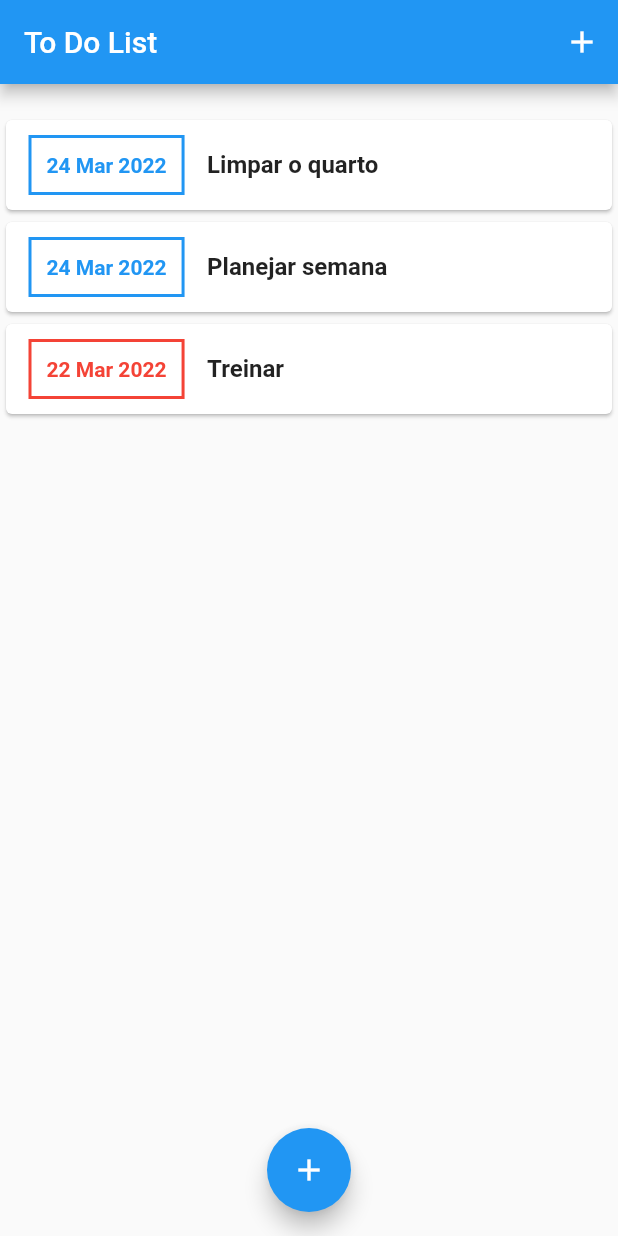
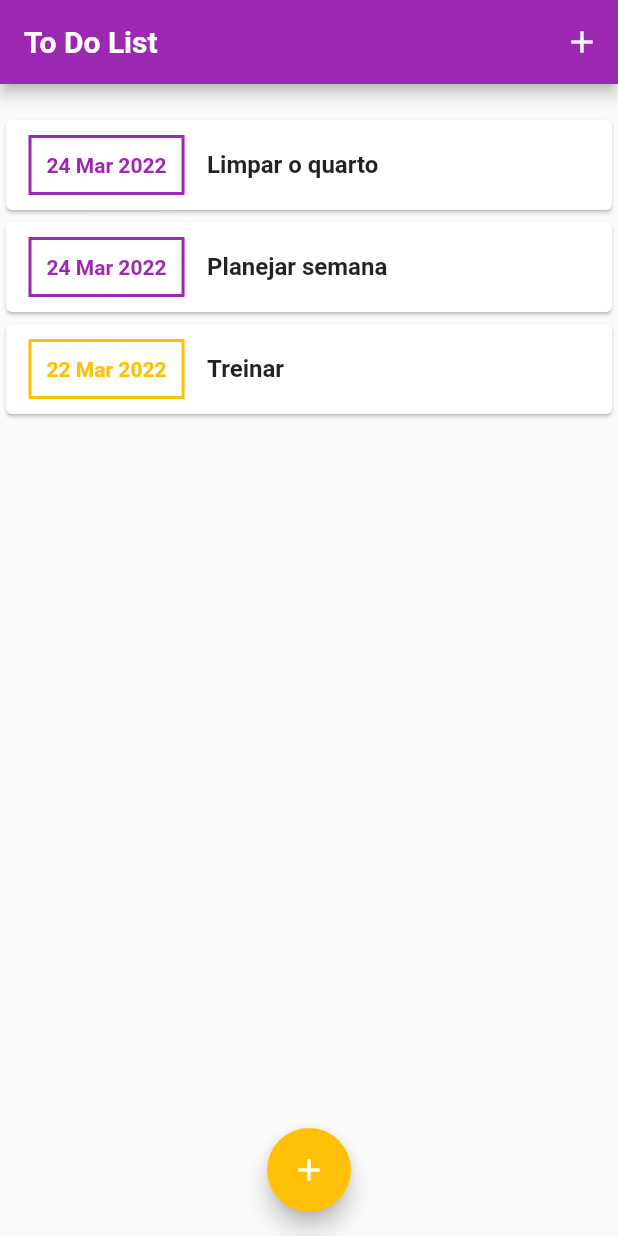
Before and after one commit to jeanmmlima/flutter-guide, a Flutter app: the screen it shows after launch, on a phone screen of 412 x 824 dp. Run offline on Flutter 3.47's test engine with Material 2 defaults, Android fonts, the phone set to English and light mode, and no system bars; Roboto replaces fonts that are missing (Helvetica).

Commit message:
personalização ok

```diff
--- a/f4_todolist/lib/components/task_list.dart
+++ b/f4_todolist/lib/components/task_list.dart
@@ -49,8 +49,8 @@ class TaskList extends StatelessWidget {
                             border: Border.all(
                               width: 2,
                               color: task.date.day >= DateTime.now().day
-                                  ? Colors.blue
-                                  : Colors.red,
+                                  ? Theme.of(context).colorScheme.primary
+                                  : Theme.of(context).colorScheme.secondary,
                             ),
                           ),
                           child: Text(DateFormat('d MMM y').format(task.date),
@@ -58,12 +58,15 @@ class TaskList extends StatelessWidget {
                                   ? TextStyle(
                                       fontSize: 14,
                                       fontWeight: FontWeight.bold,
-                                      color: Colors.blue,
+                                      color:
+                                          Theme.of(context).colorScheme.primary,
                                     )
                                   : TextStyle(
                                       fontSize: 14,
                                       fontWeight: FontWeight.bold,
-                                      color: Colors.red,
+                                      color: Theme.of(context)
+                                          .colorScheme
+                                          .secondary,
                                     )),
                         ),
                         Text(task.title,
--- a/f4_todolist/lib/main.dart
+++ b/f4_todolist/lib/main.dart
@@ -15,7 +15,20 @@ main() {
 class ToDoListApp extends StatelessWidget {
   @override
   Widget build(BuildContext context) {
-    return MaterialApp(home: MyHomePage());
+    final ThemeData tema = ThemeData();
+    return MaterialApp(
+      home: MyHomePage(),
+      theme: tema.copyWith(
+          colorScheme: tema.colorScheme
+              .copyWith(primary: Colors.purple, secondary: Colors.amber),
+          appBarTheme: AppBarTheme(
+              titleTextStyle: TextStyle(
+                  fontWeight: FontWeight.bold,
+                  fontSize: 20,
+                  fontFamily: 'Helvetica')),
+          textTheme: tema.textTheme
+              .copyWith(button: TextStyle(fontWeight: FontWeight.bold))),
+    );
   }
 }
 
```
